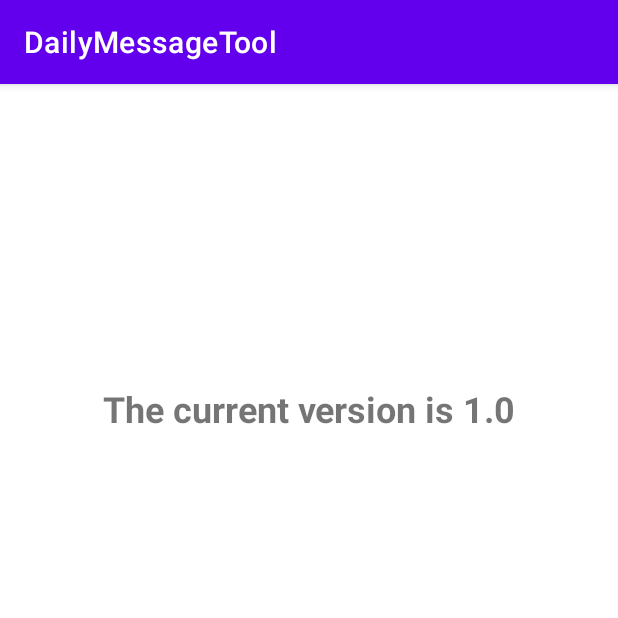
After one commit to LubyZheng/EE5415-GroupProject, an Android app: the VersionActivity screen opened directly, with no data from a screen before it, on a phone screen of 412 x 824 dp, the top half of it. The commit adds this screen. Run offline under Robolectric (Android 15) with nearby library versions, the phone set to English and light mode, and no system bars.

Commit message:
version page,homepage,json

```diff
--- a/app/src/main/AndroidManifest.xml
+++ b/app/src/main/AndroidManifest.xml
@@ -10,6 +10,12 @@
         android:supportsRtl="true"
         android:theme="@style/Theme.EE5415GroupProject">
         <activity
+            android:name=".VersionActivity"
+            android:exported="false" />
+        <activity
+            android:name=".HomepageActivity"
+            android:exported="false" />
+        <activity
             android:name=".MainActivity"
             android:exported="true">
             <intent-filter>
--- /dev/null
+++ b/app/src/main/java/com/example/ee5415_groupproject/VersionActivity.java
@@ -0,0 +1,14 @@
+package com.example.ee5415_groupproject;
+
+import androidx.appcompat.app.AppCompatActivity;
+
+import android.os.Bundle;
+
+public class VersionActivity extends AppCompatActivity {
+
+    @Override
+    protected void onCreate(Bundle savedInstanceState) {
+        super.onCreate(savedInstanceState);
+        setContentView(R.layout.activity_version);
+    }
+}
--- /dev/null
+++ b/app/src/main/res/layout/activity_version.xml
@@ -0,0 +1,21 @@
+<?xml version="1.0" encoding="utf-8"?>
+<androidx.constraintlayout.widget.ConstraintLayout xmlns:android="http://schemas.android.com/apk/res/android"
+    xmlns:app="http://schemas.android.com/apk/res-auto"
+    xmlns:tools="http://schemas.android.com/tools"
+    android:layout_width="match_parent"
+    android:layout_height="match_parent"
+    tools:context=".VersionActivity">
+
+    <TextView
+        android:id="@+id/textView1"
+        android:layout_width="match_parent"
+        android:layout_height="wrap_content"
+        android:layout_marginTop="200dp"
+        android:gravity="center_horizontal"
+        android:text="The current version is 1.0"
+        android:textSize="24sp"
+        android:textStyle="bold"
+        app:layout_constraintEnd_toEndOf="parent"
+        app:layout_constraintTop_toTopOf="parent" />
+
+</androidx.constraintlayout.widget.ConstraintLayout>
--- a/app/src/main/res/values/strings.xml
+++ b/app/src/main/res/values/strings.xml
@@ -37,6 +37,4 @@
     </string-array>
 
 
-
-
 </resources>
--- a/build.gradle
+++ b/build.gradle
@@ -7,6 +7,7 @@ buildscript {
     dependencies {
         classpath "com.android.tools.build:gradle:7.0.4"
 
+
         // NOTE: Do not place your application dependencies here; they belong
         // in the individual module build.gradle files
     }
```
Also changed, not shown: app/src/main/java/com/example/ee5415_groupproject/HomepageActivity.java (added, +33 -0 lines), app/src/main/java/com/example/ee5415_groupproject/MainActivity.java (+6 -3 lines), app/src/main/res/layout/activity_homepage.xml (added, +39 -0 lines).
